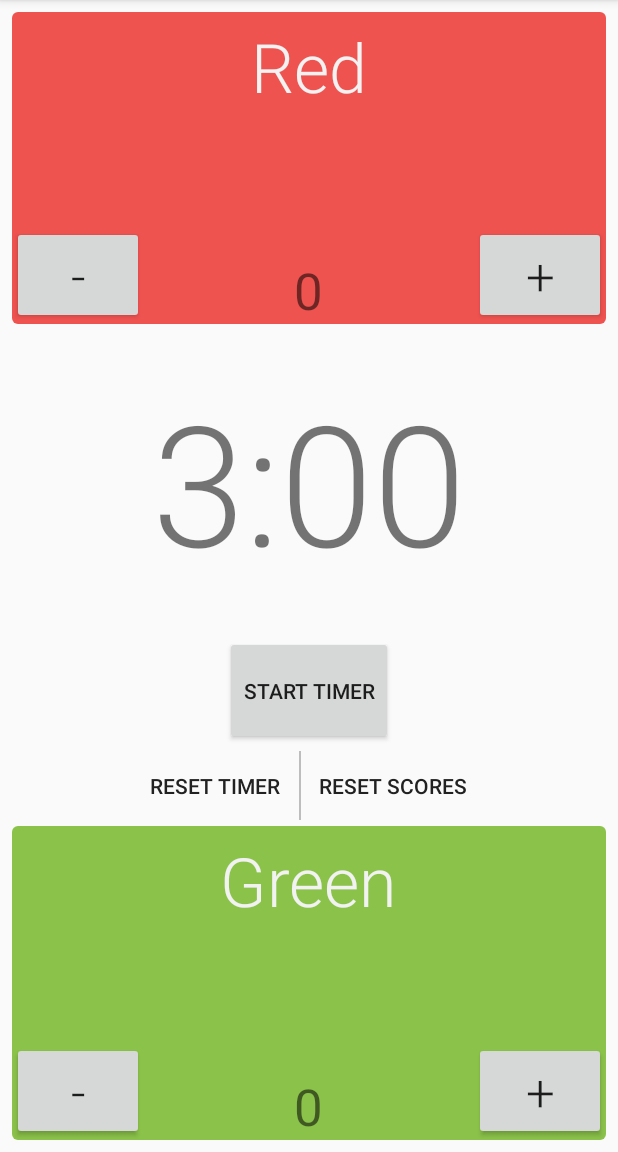
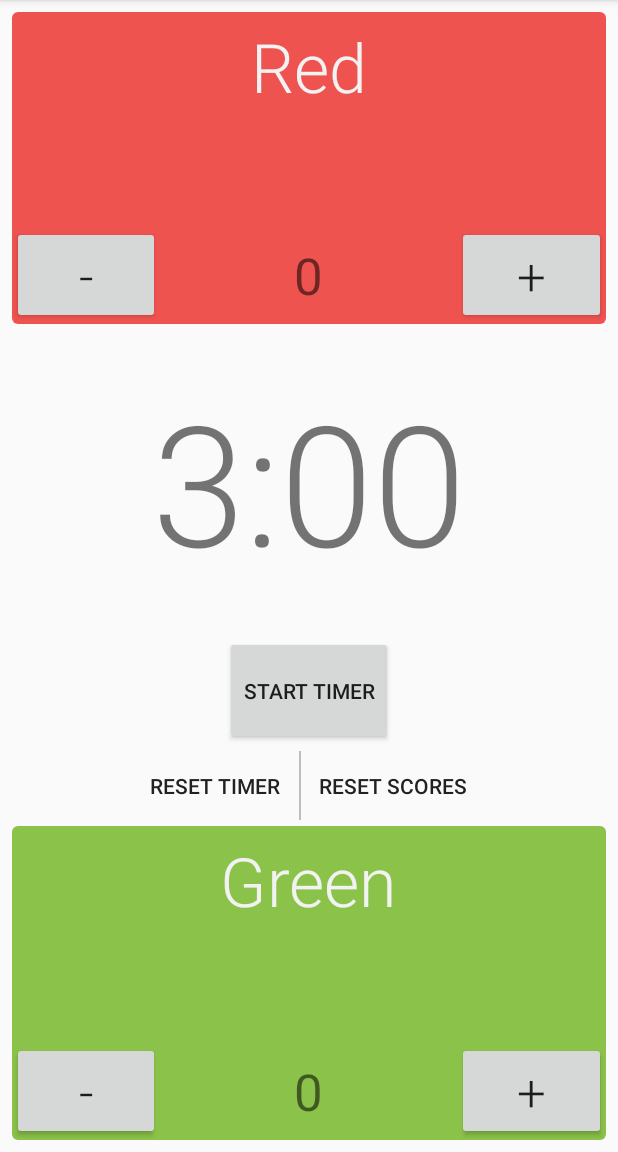
Before and after one commit to kevin-fang/FenceMe-Scorekeeper, an Android app: the screen it shows after launch (MainActivity), on a phone screen of 412 x 824 dp, the part 84-1236 px from its top. Run offline under Robolectric (Android 15) with nearby library versions, the phone set to English and light mode, and no system bars; our stand-ins replace AdMob; libraries missing offline, so code that uses them is left out: com.android.vending.

Commit message:
fixed centering of text

```diff
--- a/app/build.gradle
+++ b/app/build.gradle
@@ -8,8 +8,8 @@ android {
         applicationId "com.kfang.fenceme"
         targetSdkVersion 25
         testInstrumentationRunner "android.support.test.runner.AndroidJUnitRunner"
-        versionCode 9
-        versionName "1.2.1"
+        versionCode 11
+        versionName "1.3.1"
     }
     buildTypes {
         release {
--- a/app/src/main/res/layout/activity_main.xml
+++ b/app/src/main/res/layout/activity_main.xml
@@ -32,21 +32,23 @@
             android:textColor="@color/colorNames"
             android:textSize="@dimen/player_name_size" />
 
+        <LinearLayout
+            android:layout_width="match_parent"
+            android:layout_alignParentBottom="true"
+            android:layout_height="wrap_content">
             <Button
                 android:id="@+id/minus_red"
-            android:layout_width="wrap_content"
+                android:layout_width="0dp"
+                android:layout_weight=".5"
                 android:layout_height="wrap_content"
                 android:fontFamily="sans-serif-light"
-            android:layout_alignParentBottom="true"
                 android:text="@string/subtract_point"
-            android:layout_alignParentStart="true"
                 android:textSize="@dimen/button_text_size" />
 
             <TextView
                 android:id="@+id/red_score"
-            android:layout_centerHorizontal="true"
-            android:layout_alignParentBottom="true"
-            android:layout_width="wrap_content"
+                android:layout_width="0dp"
+                android:layout_weight="1"
                 android:layout_height="wrap_content"
                 android:gravity="center"
                 android:text="@string/no_score"
@@ -54,13 +56,13 @@
 
             <Button
                 android:id="@+id/plus_red"
-            android:layout_width="wrap_content"
+                android:layout_width="0dp"
+                android:layout_weight=".5"
                 android:layout_height="wrap_content"
-            android:layout_alignParentBottom="true"
-            android:layout_alignParentEnd="true"
                 android:fontFamily="sans-serif-light"
                 android:text="@string/add_point"
                 android:textSize="@dimen/button_text_size" />
+        </LinearLayout>
     </RelativeLayout>
 
     <com.google.android.gms.ads.AdView
@@ -152,21 +154,23 @@
             android:textColor="@color/colorNames"
             android:textSize="@dimen/player_name_size" />
 
+        <LinearLayout
+            android:layout_width="match_parent"
+            android:layout_alignParentBottom="true"
+            android:layout_height="wrap_content">
             <Button
                 android:id="@+id/minus_green"
-            android:layout_width="wrap_content"
+                android:layout_width="0dp"
+                android:layout_weight=".5"
                 android:layout_height="wrap_content"
                 android:fontFamily="sans-serif-light"
-            android:layout_alignParentBottom="true"
                 android:text="@string/subtract_point"
-            android:layout_alignParentStart="true"
                 android:textSize="@dimen/button_text_size" />
 
             <TextView
                 android:id="@+id/green_score"
-            android:layout_centerHorizontal="true"
-            android:layout_alignParentBottom="true"
-            android:layout_width="wrap_content"
+                android:layout_width="0dp"
+                android:layout_weight="1"
                 android:layout_height="wrap_content"
                 android:gravity="center"
                 android:text="@string/no_score"
@@ -174,12 +178,12 @@
 
             <Button
                 android:id="@+id/plus_green"
-            android:layout_width="wrap_content"
+                android:layout_width="0dp"
+                android:layout_weight=".5"
                 android:layout_height="wrap_content"
-            android:layout_alignParentBottom="true"
-            android:layout_alignParentEnd="true"
                 android:fontFamily="sans-serif-light"
                 android:text="@string/add_point"
                 android:textSize="@dimen/button_text_size" />
+        </LinearLayout>
     </RelativeLayout>
 </LinearLayout>
```
Also changed, not shown: 1 other file. Lines whose indentation alone changed are shown as unchanged.
